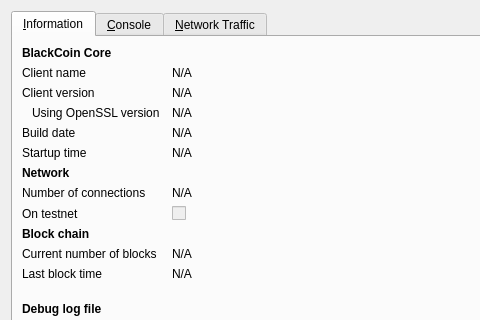
This is src/qt/forms/rpcconsole.ui in ciip-96/xoat as Qt 5 draws it before an edit; both pictures show x 0 to 480 and y 0 to 320 of the 740 by 450 pixel window. The edited form follows.
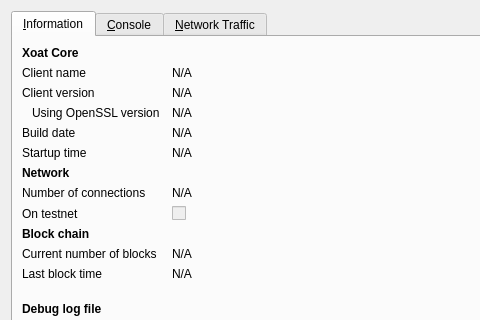
This is the edited form. Icons and pictures are not drawn. Custom widgets are drawn as their Qt base class.

Commit message:
Blackcoin text replaced with XOAT
blackcoin -> xoat
Blackcoin -> Xoat
BlackCoin -> Xoat

What changed in the file:
```diff
--- a/src/qt/forms/rpcconsole.ui
+++ b/src/qt/forms/rpcconsole.ui
@@ -36,7 +36,7 @@
           </font>
          </property>
          <property name="text">
-          <string>BlackCoin Core</string>
+          <string>Xoat Core</string>
          </property>
         </widget>
        </item>
```
Left out of the diff: 6 changed lines with no effect on the pictures. The commit also changes 151 other files.
